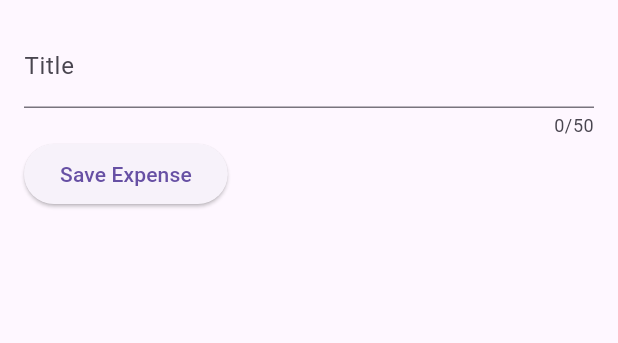
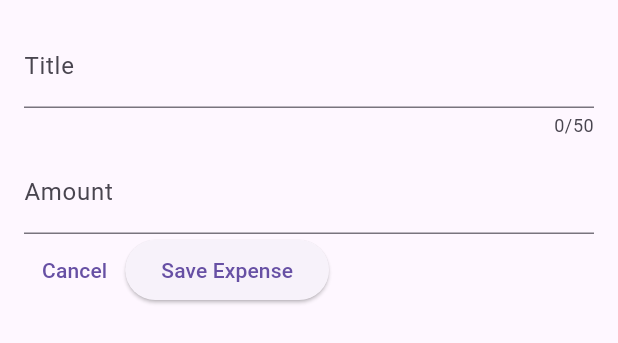
Before and after one commit to FadrialR/expense_tracker_app_flutter, a Flutter app: the NewExpense widget shown alone on an empty page, opened directly, after a tap on "Save Expense", on a phone screen of 412 x 824 dp. Shown: the top 343 px of the screen. Run offline on Flutter 3.47's test engine with Material 3 defaults, Android fonts, the phone set to English and light mode, and no system bars.

Commit message:
Adding amount TextField

```diff
--- a/lib/widgets/new_expense.dart
+++ b/lib/widgets/new_expense.dart
@@ -8,10 +8,14 @@ class NewExpense extends StatefulWidget {
 }
 
 class _NewExpenseState extends State<NewExpense> {
-  var _enteredTitle = '';
+  final _titleController = TextEditingController();
+  final _amountController = TextEditingController();
 
-  void _saveTitleInput(String inputValue) {
-    _enteredTitle = inputValue;
+  @override
+  void dispose() {
+    _titleController.dispose();
+    _amountController.dispose();
+    super.dispose();
   }
 
   @override
@@ -21,17 +25,31 @@ class _NewExpenseState extends State<NewExpense> {
       child: Column(
         children: [
           TextField(
-            onChanged: _saveTitleInput,
+            controller: _titleController,
             maxLength: 50,
             decoration: const InputDecoration(
               label: Text('Title'),
             ),
           ),
+          const SizedBox(height: 8),
+          TextField(
+            controller: _amountController,
+            keyboardType: TextInputType.number,
+            decoration: const InputDecoration(
+              prefixText: '\$ ',
+              label: Text('Amount'),
+            ),
+          ),
           Row(
             children: [
+              TextButton(
+                onPressed: () {},
+                child: Text('Cancel'),
+              ),
               ElevatedButton(
                 onPressed: () {
-                  print(_enteredTitle);
+                  print(_titleController.text);
+                  print(_amountController.text);
                 },
                 child: Text('Save Expense'),
               ),
```
